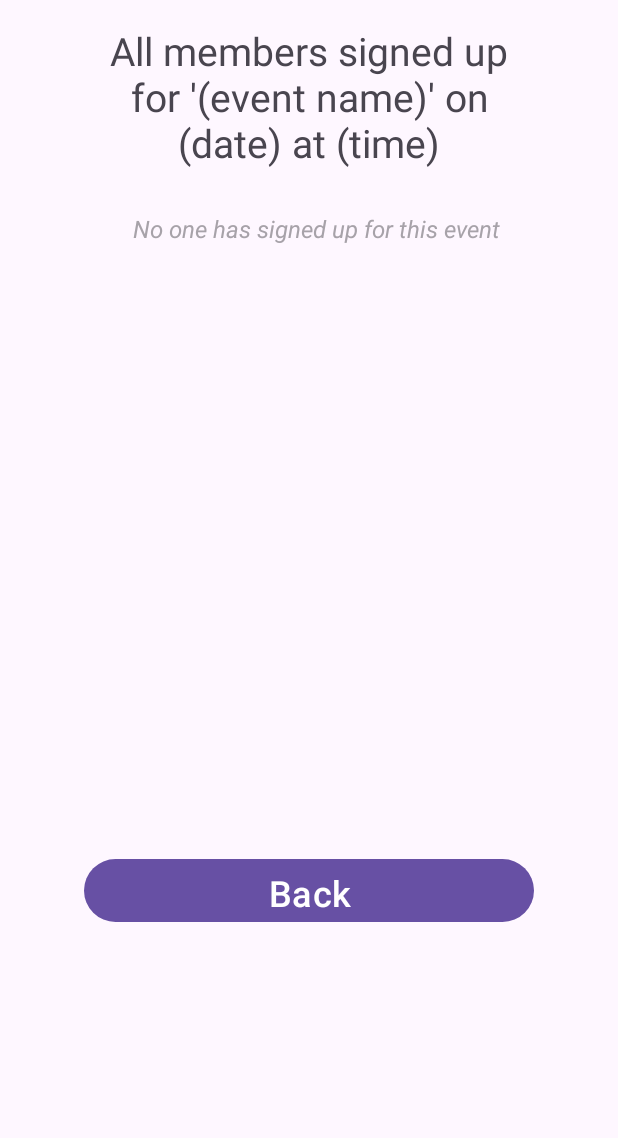
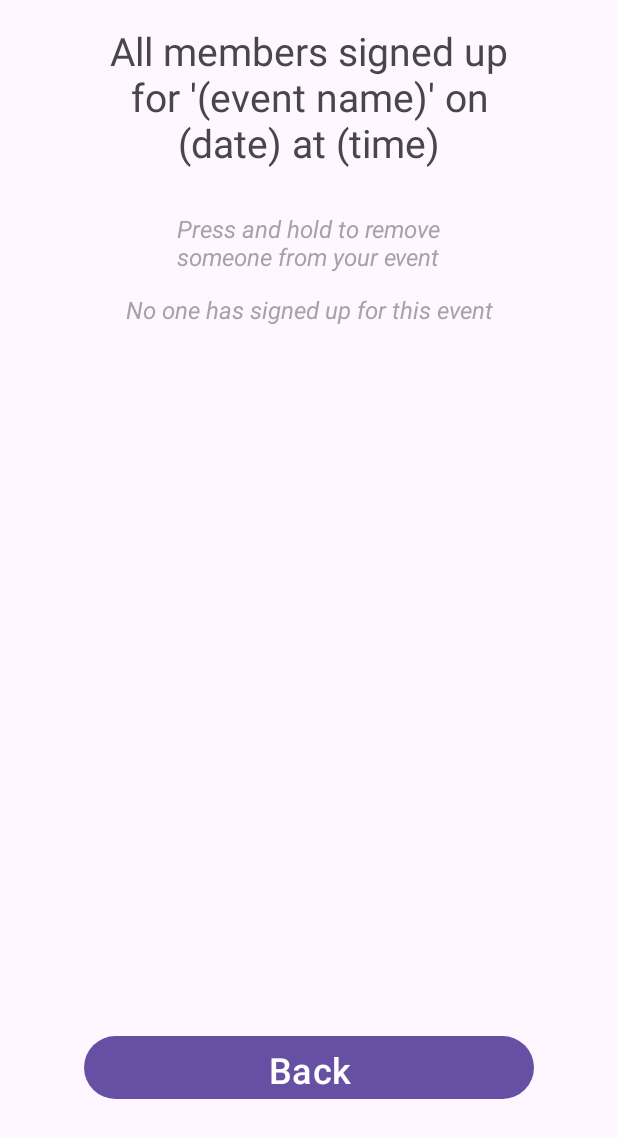
Before and after one commit to GabrielBall05/ChurchFinderApp, an Android app: the EventParticipantsPage screen opened directly, with no data from a screen before it, on a phone screen of 412 x 824 dp. Shown: the top 1138 px of the screen. Run offline under Robolectric (Android 15) with nearby library versions, the phone set to English and light mode, and no system bars; 2 statements that could not run were skipped.

Commit message:
Churches can remove people from their events

```diff
--- a/ChurchApp/app/src/main/java/com/example/churchapp/ChurchIntents/EventParticipantsPage.java
+++ b/ChurchApp/app/src/main/java/com/example/churchapp/ChurchIntents/EventParticipantsPage.java
@@ -6,6 +6,7 @@ import android.content.Intent;
 import android.os.Bundle;
 import android.util.Log;
 import android.view.View;
+import android.widget.AdapterView;
 import android.widget.Button;
 import android.widget.ListView;
 import android.widget.TextView;
@@ -17,6 +18,7 @@ import com.example.churchapp.Database.UsersTableHelper;
 import com.example.churchapp.Models.Event;
 import com.example.churchapp.Models.EventParticipant;
 import com.example.churchapp.Models.User;
+import com.example.churchapp.Other.MasterConfirmation;
 import com.example.churchapp.R;
 
 import java.util.ArrayList;
@@ -35,6 +37,7 @@ public class EventParticipantsPage extends AppCompatActivity
 
     //INTENTS
     Intent editEventIntent;
+    Intent masterConfirmationIntent;
 
     //ADAPTER
     ParticipantsAdapter adapter;
@@ -64,6 +67,7 @@ public class EventParticipantsPage extends AppCompatActivity
 
         //INTENTS
         editEventIntent = new Intent(EventParticipantsPage.this, EditEvent.class);
+        masterConfirmationIntent = new Intent(EventParticipantsPage.this, MasterConfirmation.class);
 
         //EXTRA
         Intent origin = getIntent();
@@ -84,6 +88,7 @@ public class EventParticipantsPage extends AppCompatActivity
         //FUNCTIONS
         fillText();
         fillListView();
+        listViewLongClick();
         backButtonClick();
     }
 
@@ -100,6 +105,26 @@ public class EventParticipantsPage extends AppCompatActivity
         lv_participants.setAdapter(adapter);
 
         ifNoResultsShow();
+    }
+
+    /**========================================LIST VIEW LONG CLICK (REMOVE PARTICIPANT)========================================*/
+    private void listViewLongClick()
+    {
+        lv_participants.setOnItemLongClickListener(new AdapterView.OnItemLongClickListener()
+        {
+            @Override
+            public boolean onItemLongClick(AdapterView<?> parent, View view, int i, long id)
+            {
+                Log.v("LIST VIEW LONG CLICK", "Remove Event Participant Action - Moving to MasterConfirmation");
+                masterConfirmationIntent.putExtra("cameFrom", "eventParticipantsIntent");
+                masterConfirmationIntent.putExtra("thisParticipant", listOfParticipants.get(i));
+                masterConfirmationIntent.putExtra("thisUser", listOfUsers.get(i));
+                masterConfirmationIntent.putExtra("thisEvent", event);
+                startActivity(masterConfirmationIntent);
+
+                return false;
+            }
+        });
     }
 
     /**========================================BACK BUTTON CLICK========================================*/
--- a/ChurchApp/app/src/main/res/layout/activity_event_participants_page.xml
+++ b/ChurchApp/app/src/main/res/layout/activity_event_participants_page.xml
@@ -26,18 +26,20 @@
         android:layout_height="50dp"
         android:layout_marginStart="55dp"
         android:layout_marginEnd="56dp"
+        android:layout_marginBottom="87dp"
         android:text="Back"
         android:textSize="24sp"
+        app:layout_constraintBottom_toBottomOf="parent"
         app:layout_constraintEnd_toEndOf="parent"
-        app:layout_constraintStart_toStartOf="parent"
-        app:layout_constraintTop_toBottomOf="@+id/lv_eventPartsPage_participants" />
+        app:layout_constraintStart_toStartOf="parent" />
 
     <TextView
         android:id="@+id/tv_eventPartsPage_noResults"
         android:layout_width="wrap_content"
         android:layout_height="wrap_content"
-        android:layout_marginStart="165dp"
-        android:layout_marginEnd="155dp"
+        android:layout_marginStart="84dp"
+        android:layout_marginTop="13dp"
+        android:layout_marginEnd="84dp"
         android:text="No one has signed up for this event"
         android:textAlignment="center"
         android:textColor="#A7A2A9"
@@ -46,16 +48,33 @@
         android:visibility="invisible"
         app:layout_constraintEnd_toEndOf="parent"
         app:layout_constraintStart_toStartOf="parent"
-        app:layout_constraintTop_toBottomOf="@+id/tv_eventPartsPage_title" />
+        app:layout_constraintTop_toBottomOf="@+id/textView43" />
 
     <ListView
         android:id="@+id/lv_eventPartsPage_participants"
         android:layout_width="409dp"
-        android:layout_height="425dp"
+        android:layout_height="0dp"
         android:layout_marginStart="1dp"
-        android:layout_marginTop="-20dp"
+        android:layout_marginTop="13dp"
         android:layout_marginEnd="1dp"
+        android:layout_marginBottom="1dp"
+        app:layout_constraintBottom_toTopOf="@+id/btn_eventPartsPage_back"
         app:layout_constraintEnd_toEndOf="parent"
         app:layout_constraintStart_toStartOf="parent"
-        app:layout_constraintTop_toBottomOf="@+id/tv_eventPartsPage_noResults" />
+        app:layout_constraintTop_toBottomOf="@+id/textView43" />
+
+    <TextView
+        android:id="@+id/textView43"
+        android:layout_width="wrap_content"
+        android:layout_height="wrap_content"
+        android:layout_marginStart="117dp"
+        android:layout_marginEnd="118dp"
+        android:text="Press and hold to remove\nsomeone from your event"
+        android:textAlignment="center"
+        android:textColor="#A7A2A9"
+        android:textSize="16sp"
+        android:textStyle="italic"
+        app:layout_constraintEnd_toEndOf="parent"
+        app:layout_constraintStart_toStartOf="parent"
+        app:layout_constraintTop_toBottomOf="@+id/tv_eventPartsPage_title" />
 </androidx.constraintlayout.widget.ConstraintLayout>
```
Also changed, not shown: ChurchApp/app/src/main/java/com/example/churchapp/Other/MasterConfirmation.java (+32 -0 lines), 1 other file.
